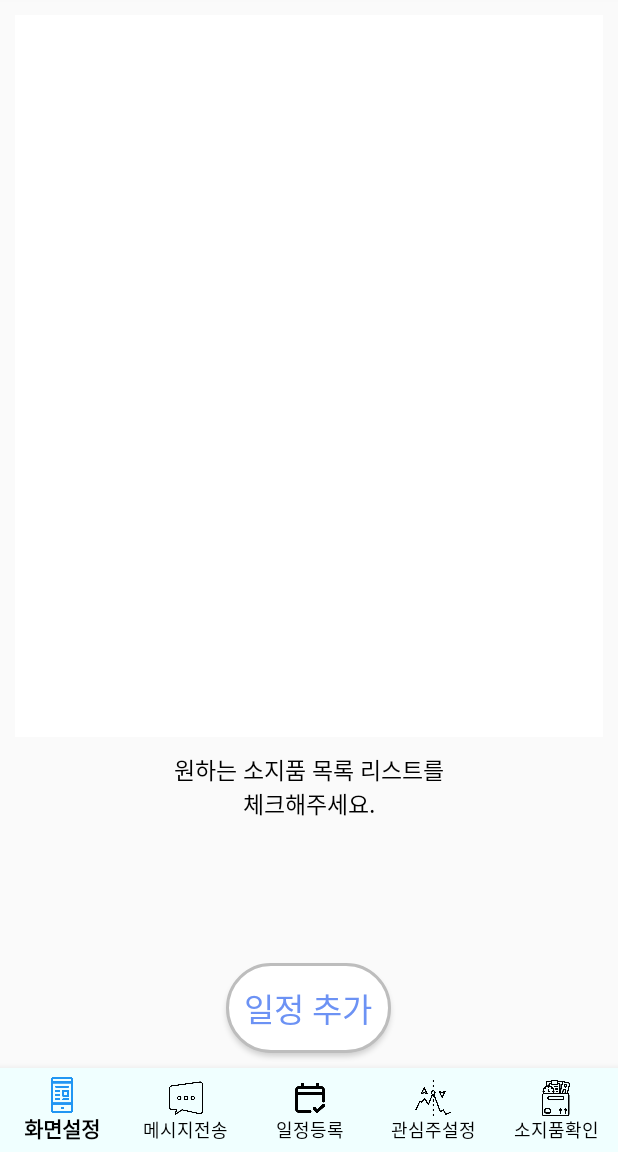
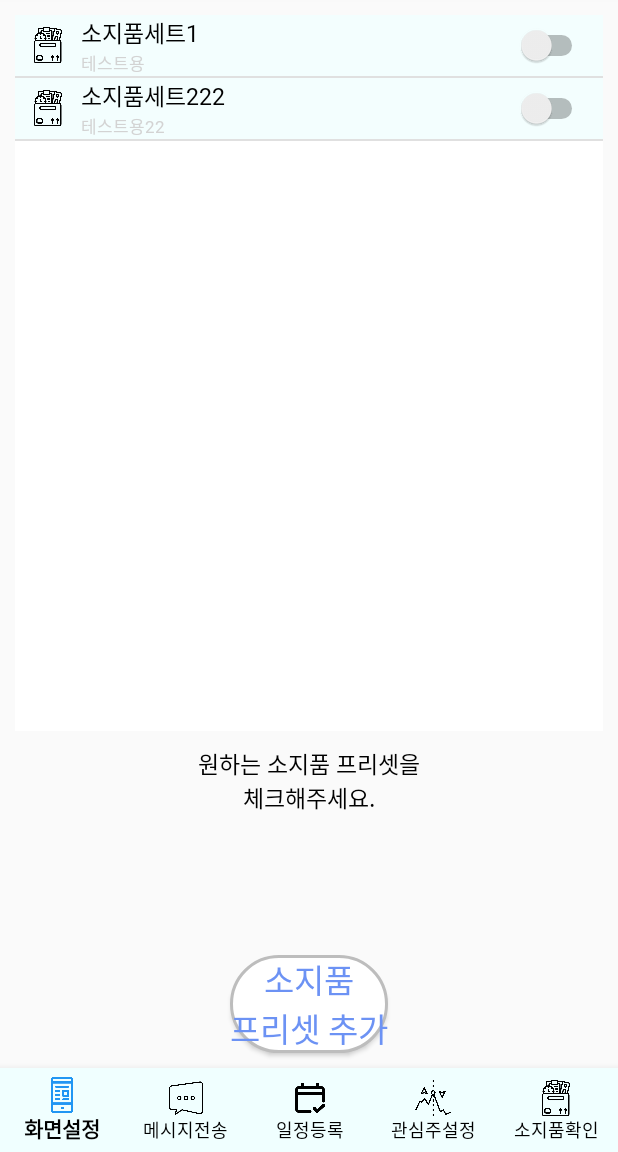
Before and after one commit to LeeJinGue/Magic_Mirror, an Android app: the fragment CheckBelongingsFragment placed in its activity, on a phone screen of 412 x 824 dp, the part 84-1236 px from its top. Run offline under Robolectric (Android 15) with nearby library versions, the phone set to English and light mode, and no system bars.

Commit message:
1. 소지품확인 Fragment 구현중 - Recycler View 구현 거의 완료 - switch들을 갖고 있다가 다른 switch가 on되면 다른건 off되도록 설정해야함 - 소지품 프리셋 추가 버튼 크기 수정 해야함 2. 소지품세트 확인 및 추가 Activity 구현중 - 툴바에 아이콘만 대충 추가해둠(저장용) - Recycler View Adapter 구현 필요 - belonging_item.xml은 대충 추가해뒀음. 코드상에서 adapter를 통한 추가 필요

```diff
--- a/SmartMirror/app/src/main/AndroidManifest.xml
+++ b/SmartMirror/app/src/main/AndroidManifest.xml
@@ -10,6 +10,9 @@
         android:roundIcon="@mipmap/ic_launcher_round"
         android:supportsRtl="true"
         android:theme="@style/Theme.AppCompat.Light.NoActionBar">
+        <activity
+            android:name=".activities.BelongingSetAddActivity"
+            android:exported="false" />
         <activity
             android:name=".activities.MessageCheckActivity"
             android:exported="false" />
--- a/SmartMirror/app/src/main/java/com/cookandroid/smartmirror/Methods.java
+++ b/SmartMirror/app/src/main/java/com/cookandroid/smartmirror/Methods.java
@@ -1,5 +1,6 @@
 package com.cookandroid.smartmirror;
 
+import android.content.Context;
 import android.graphics.LinearGradient;
 import android.graphics.Shader;
 import android.view.View;
@@ -16,5 +17,6 @@ public class Methods {
     }
     // onclickListner에서 index를 전달하기 위한 함수
 
+    public static int ConvertDPtoPX(Context context, int dp) { float density = context.getResources().getDisplayMetrics().density; return Math.round((float) dp * density); }
 
 }
--- a/SmartMirror/app/src/main/java/com/cookandroid/smartmirror/activities/MessageCheckActivity.java
+++ b/SmartMirror/app/src/main/java/com/cookandroid/smartmirror/activities/MessageCheckActivity.java
@@ -1,4 +1,6 @@
 package com.cookandroid.smartmirror.activities;
+
+import static com.cookandroid.smartmirror.Methods.ConvertDPtoPX;
 
 import androidx.annotation.NonNull;
 import androidx.appcompat.app.ActionBar;
@@ -33,7 +35,6 @@ public class MessageCheckActivity extends AppCompatActivity {
     int messagePadding, messageWidth, dp;
 
 
-    public static int ConvertDPtoPX(Context context, int dp) { float density = context.getResources().getDisplayMetrics().density; return Math.round((float) dp * density); }
 
     @Override
     public boolean onOptionsItemSelected(@NonNull MenuItem item) {
--- /dev/null
+++ b/SmartMirror/app/src/main/java/com/cookandroid/smartmirror/adapter/BelongingListRecyclerAdapter.java
@@ -0,0 +1,69 @@
+package com.cookandroid.smartmirror.adapter;
+
+import android.content.Context;
+import android.view.LayoutInflater;
+import android.view.View;
+import android.view.ViewGroup;
+import android.widget.Switch;
+import android.widget.TextView;
+
+import androidx.annotation.NonNull;
+import androidx.recyclerview.widget.RecyclerView;
+
+import com.cookandroid.smartmirror.R;
+import com.cookandroid.smartmirror.dataClass.belongingSetData;
+
+import java.util.ArrayList;
+
+public class BelongingListRecyclerAdapter extends RecyclerView.Adapter<BelongingListRecyclerAdapter.ViewHolder>{
+    ArrayList<belongingSetData> belongingSetDataArrayList;
+    public void addItem(belongingSetData item){
+        belongingSetDataArrayList.add(item);
+    }
+    public void editItem(int index, belongingSetData changeItem){
+        belongingSetDataArrayList.set(index, changeItem);
+    }
+    public void removeAt(int index){
+        belongingSetDataArrayList.remove(index);
+        notifyItemRemoved(index);
+        notifyItemRangeChanged(index, belongingSetDataArrayList.size());
+    }
+    public BelongingListRecyclerAdapter(ArrayList<belongingSetData> dataList){
+        belongingSetDataArrayList = dataList;
+    }
+    @NonNull
+    @Override
+    public BelongingListRecyclerAdapter.ViewHolder onCreateViewHolder(@NonNull ViewGroup parent, int viewType) {
+        Context context = parent.getContext();
+        LayoutInflater layoutInflater = (LayoutInflater)context.getSystemService(Context.LAYOUT_INFLATER_SERVICE);
+        View view = layoutInflater.inflate(R.layout.belonging_set_item, parent, false);
+        BelongingListRecyclerAdapter.ViewHolder viewHolder = new BelongingListRecyclerAdapter.ViewHolder(view);
+        return viewHolder;
+    }
+
+    @Override
+    public void onBindViewHolder(@NonNull BelongingListRecyclerAdapter.ViewHolder holder, int position) {
+        belongingSetData item = belongingSetDataArrayList.get(position);
+        holder.data = item;
+        holder.name.setText(item.getName());
+        holder.detail.setText(item.getDetail());
+
+    }
+
+    @Override
+    public int getItemCount() {
+        return belongingSetDataArrayList.size();
+    }
+    public static class ViewHolder extends RecyclerView.ViewHolder{
+        private TextView name, detail;
+        private Switch belongingSwitch;
+        belongingSetData data;
+        public ViewHolder(@NonNull View itemView) {
+            super(itemView);
+            name = (TextView) itemView.findViewById(R.id.belongingPresetItemName);
+            detail = (TextView) itemView.findViewById(R.id.belongingPresetItemDetail);
+            belongingSwitch = (Switch) itemView.findViewById(R.id.belongingPresetItemSwitch);
+
+        }
+    }
+}
--- /dev/null
+++ b/SmartMirror/app/src/main/java/com/cookandroid/smartmirror/dataClass/belongingSetData.java
@@ -0,0 +1,26 @@
+package com.cookandroid.smartmirror.dataClass;
+
+import java.util.ArrayList;
+
+public class belongingSetData {
+    private String name;
+    private ArrayList<String> belongingList;
+    private String detail;
+    public belongingSetData(String name, String detail, ArrayList<String> belongingList){
+        this.name = name;
+        this.detail = detail;
+        this.belongingList = belongingList;
+    }
+
+    public ArrayList<String> getBelongingList() {
+        return belongingList;
+    }
+
+    public String getDetail() {
+        return detail;
+    }
+
+    public String getName() {
+        return name;
+    }
+}
--- a/SmartMirror/app/src/main/java/com/cookandroid/smartmirror/navigationFragment/CheckBelongingsFragment.java
+++ b/SmartMirror/app/src/main/java/com/cookandroid/smartmirror/navigationFragment/CheckBelongingsFragment.java
@@ -1,23 +1,66 @@
 package com.cookandroid.smartmirror.navigationFragment;
 
+import android.content.Context;
+import android.content.Intent;
 import android.os.Bundle;
 
 import androidx.fragment.app.Fragment;
+import androidx.recyclerview.widget.DividerItemDecoration;
+import androidx.recyclerview.widget.LinearLayoutManager;
+import androidx.recyclerview.widget.RecyclerView;
 
 import android.view.LayoutInflater;
 import android.view.View;
 import android.view.ViewGroup;
+import android.widget.Button;
 
 import com.cookandroid.smartmirror.R;
+import com.cookandroid.smartmirror.activities.BelongingSetAddActivity;
+import com.cookandroid.smartmirror.adapter.BelongingListRecyclerAdapter;
+import com.cookandroid.smartmirror.dataClass.belongingSetData;
+
+import java.util.ArrayList;
 
 
 public class CheckBelongingsFragment extends Fragment {
-
-
+    RecyclerView belongingSetRecyclerView;
+    Context context;
+    Button belongingAddBtn;
+    ArrayList<belongingSetData> mList;
+    BelongingListRecyclerAdapter mAdapter;
     @Override
     public View onCreateView(LayoutInflater inflater, ViewGroup container,
                              Bundle savedInstanceState) {
         // Inflate the layout for this fragment
-        return inflater.inflate(R.layout.fragment_check_belongings, container, false);
+        View rootView = inflater.inflate(R.layout.fragment_check_belongings, container, false);
+        context = rootView.getContext();
+        belongingSetRecyclerView = rootView.findViewById(R.id.belongingSetRecyclerView);
+        belongingAddBtn = rootView.findViewById(R.id.belongingAddBtn);
+        belongingAddBtn.setOnClickListener(new View.OnClickListener() {
+            @Override
+            public void onClick(View v) {
+                // 소지품 프리셋 추가 액티비티로 전환
+                // 전달되는 데이터 X
+                Intent intent = new Intent(context, BelongingSetAddActivity.class);
+                startActivity(intent);
+            }
+        });
+        mList = new ArrayList<>();
+        mAdapter = new BelongingListRecyclerAdapter(mList);
+        belongingSetRecyclerView.setAdapter(mAdapter);
+        belongingSetRecyclerView.setLayoutManager(new LinearLayoutManager(rootView.getContext(), RecyclerView.VERTICAL, false));
+        belongingSetRecyclerView.addItemDecoration(new DividerItemDecoration(rootView.getContext(), LinearLayoutManager.VERTICAL));
+        ArrayList<String> belongItemList = new ArrayList<>();
+        belongItemList.add("소지품1");
+        belongItemList.add("소지품2");
+        belongItemList.add("소지품3");
+        belongItemList.add("소지품4");
+        belongItemList.add("소지품5");
+        mAdapter.addItem(new belongingSetData("소지품세트1", "테스트용", (ArrayList<String>) belongItemList.clone()));
+        belongItemList.remove(4);
+        belongItemList.add("테스트2");
+        mAdapter.addItem(new belongingSetData("소지품세트222", "테스트용22", (ArrayList<String>) belongItemList.clone()));
+        mAdapter.notifyDataSetChanged();
+        return rootView;
     }
 }
--- /dev/null
+++ b/SmartMirror/app/src/main/res/drawable/ic_add_24.xml
@@ -0,0 +1,5 @@
+<vector android:height="24dp" android:tint="#262525"
+    android:viewportHeight="24" android:viewportWidth="24"
+    android:width="24dp" xmlns:android="http://schemas.android.com/apk/res/android">
+    <path android:fillColor="@android:color/white" android:pathData="M19,13h-6v6h-2v-6H5v-2h6V5h2v6h6v2z"/>
+</vector>
--- /dev/null
+++ b/SmartMirror/app/src/main/res/drawable/ic_remove_24.xml
@@ -0,0 +1,5 @@
+<vector android:height="24dp" android:tint="#262525"
+    android:viewportHeight="24" android:viewportWidth="24"
+    android:width="24dp" xmlns:android="http://schemas.android.com/apk/res/android">
+    <path android:fillColor="@android:color/white" android:pathData="M19,13H5v-2h14v2z"/>
+</vector>
--- /dev/null
+++ b/SmartMirror/app/src/main/res/layout/belonging_set_item.xml
@@ -0,0 +1,51 @@
+<?xml version="1.0" encoding="utf-8"?>
+<LinearLayout xmlns:android="http://schemas.android.com/apk/res/android"
+    android:orientation="horizontal"
+    android:layout_width="match_parent"
+    android:layout_height="wrap_content"
+    android:background="@color/bgColor"
+    android:paddingHorizontal="10dp"
+    android:id="@+id/belongingPresetItemLayout">
+    <RelativeLayout
+        android:layout_width="match_parent"
+        android:layout_height="wrap_content"
+        >
+
+        <ImageView
+            android:layout_width="24dp"
+            android:layout_height="24dp"
+            android:layout_alignParentLeft="true"
+            android:layout_centerVertical="true"
+            android:src="@drawable/ic_belonging"
+            android:id="@+id/belongingItemIcon"></ImageView>
+        <LinearLayout
+            android:layout_width="wrap_content"
+            android:layout_height="wrap_content"
+            android:layout_marginLeft="10dp"
+            android:layout_toRightOf="@+id/belongingItemIcon"
+            android:orientation="vertical"
+            >
+            <TextView
+                android:layout_width="wrap_content"
+                android:layout_height="wrap_content"
+                android:text="이름"
+                android:textAppearance="@style/scheduleTitle"
+                android:id="@+id/belongingPresetItemName"></TextView>
+            <TextView
+                android:layout_width="wrap_content"
+                android:layout_height="wrap_content"
+                android:textAppearance="@style/scheduleTime"
+                android:text="설명"
+                android:id="@+id/belongingPresetItemDetail"></TextView>
+
+
+        </LinearLayout>
+        <Switch
+            android:layout_width="wrap_content"
+            android:layout_height="wrap_content"
+            android:layout_alignParentRight="true"
+            android:layout_centerVertical="true"
+            android:id="@+id/belongingPresetItemSwitch"></Switch>
+    </RelativeLayout>
+
+</LinearLayout>
--- a/SmartMirror/app/src/main/res/layout/custom_appbar.xml
+++ b/SmartMirror/app/src/main/res/layout/custom_appbar.xml
@@ -20,6 +20,7 @@
         android:textSize="14pt"
         android:textColor="#000"
         android:paddingLeft="10dp"
+
         android:fontFamily="@font/inter_black"
         ></TextView>
 
--- a/SmartMirror/app/src/main/res/layout/fragment_check_belongings.xml
+++ b/SmartMirror/app/src/main/res/layout/fragment_check_belongings.xml
@@ -7,7 +7,7 @@
     android:weightSum="10"
     tools:context=".navigationFragment.CheckBelongingsFragment">
     <androidx.recyclerview.widget.RecyclerView
-        android:id="@+id/belongingrecyclerview"
+        android:id="@+id/belongingSetRecyclerView"
         android:layout_width="match_parent"
         android:layout_height="0dp"
         android:layout_weight="8"
@@ -22,20 +22,20 @@
         android:layout_height="0dp"
         android:layout_weight="2"
         android:textAppearance="@style/scheduleTitle"
-        android:text="원하는 소지품 목록 리스트를\n체크해주세요."
+        android:text="원하는 소지품 프리셋을\n체크해주세요."
         android:textAlignment="center"
 
         android:layout_marginBottom="10dp"
         ></TextView>
     <Button
-        android:id="@+id/scheduleAddBtn"
-        android:layout_width="110dp"
-        android:layout_height="60dp"
+        android:id="@+id/belongingAddBtn"
+        android:layout_width="wrap_content"
+        android:layout_height="wrap_content"
         android:layout_gravity="center_horizontal"
         android:layout_marginVertical="10dp"
         android:layout_marginTop="10dp"
         android:background="@drawable/radius"
-        android:text="일정 추가"
+        android:text="소지품\n프리셋 추가"
         android:textAlignment="center"
         android:textAppearance="@style/btnStyle"></Button>
 
--- a/SmartMirror/app/src/main/res/layout/schedule_item.xml
+++ b/SmartMirror/app/src/main/res/layout/schedule_item.xml
@@ -50,7 +50,7 @@
     <ImageView
         android:layout_width="24dp"
         android:layout_height="24dp"
-        android:src="@drawable/ic_delete"
+        android:src="@drawable/ic_trash_can"
         android:id="@+id/scheduleDelBtn"
         android:layout_alignParentRight="true"
         android:layout_centerVertical="true"
```
Also changed, not shown: SmartMirror/app/src/main/java/com/cookandroid/smartmirror/activities/BelongingSetAddActivity.java (added, +55 -0 lines), SmartMirror/app/src/main/res/layout/activity_belonging_set_add.xml (added, +21 -0 lines), SmartMirror/app/src/main/res/layout/belonging_item.xml (+13 -19 lines), SmartMirror/app/src/main/res/drawable-v24/ic_trash_can.png (renamed from SmartMirror/app/src/main/res/drawable-v24/ic_delete.png), 22 other files.
